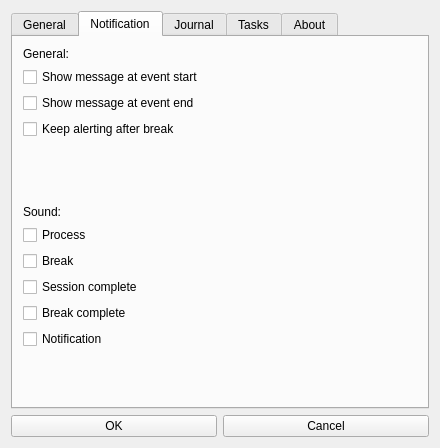
Above: src/settingsform.ui from AlexPuts/TyroTimer before the change. Below: the same form after it.
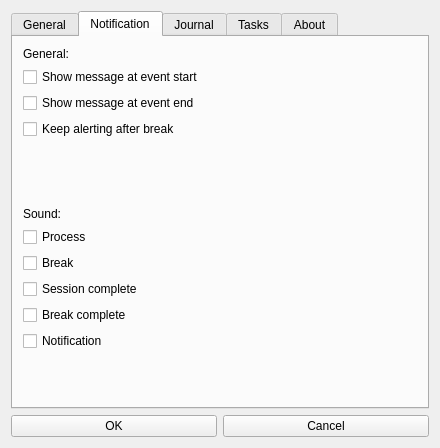
That is the form after the change. The open tabs and pages were chosen to show the change. Icons and pictures are not drawn.

Patch:
```diff
--- a/src/settingsform.ui
+++ b/src/settingsform.ui
@@ -183,7 +183,7 @@
          <x>10</x>
          <y>10</y>
          <width>401</width>
-         <height>302</height>
+         <height>304</height>
         </rect>
        </property>
        <layout class="QVBoxLayout" name="verticalLayout_3">
```
